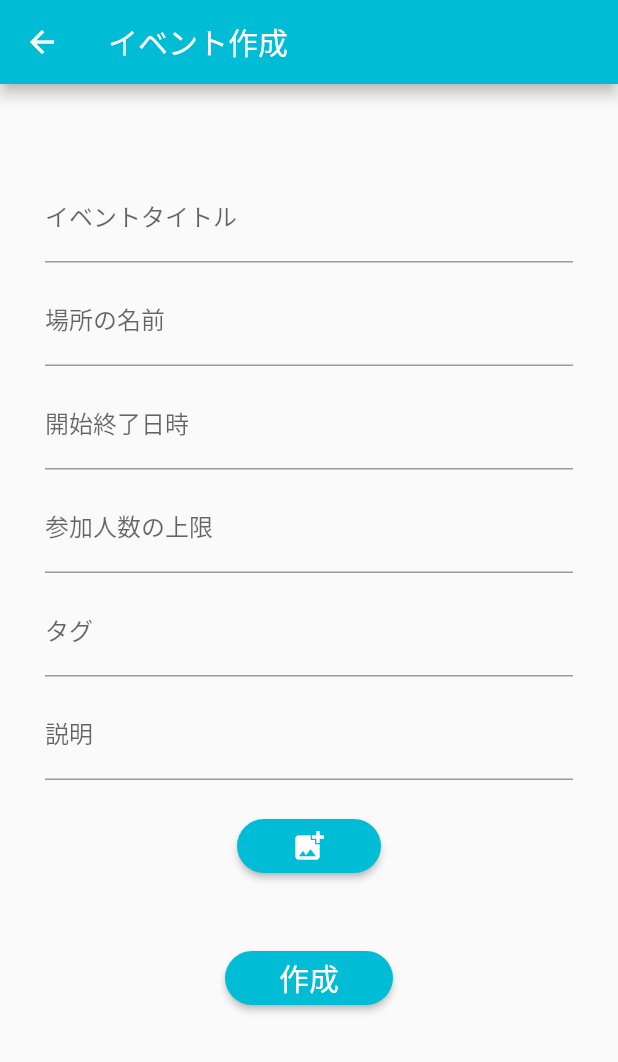
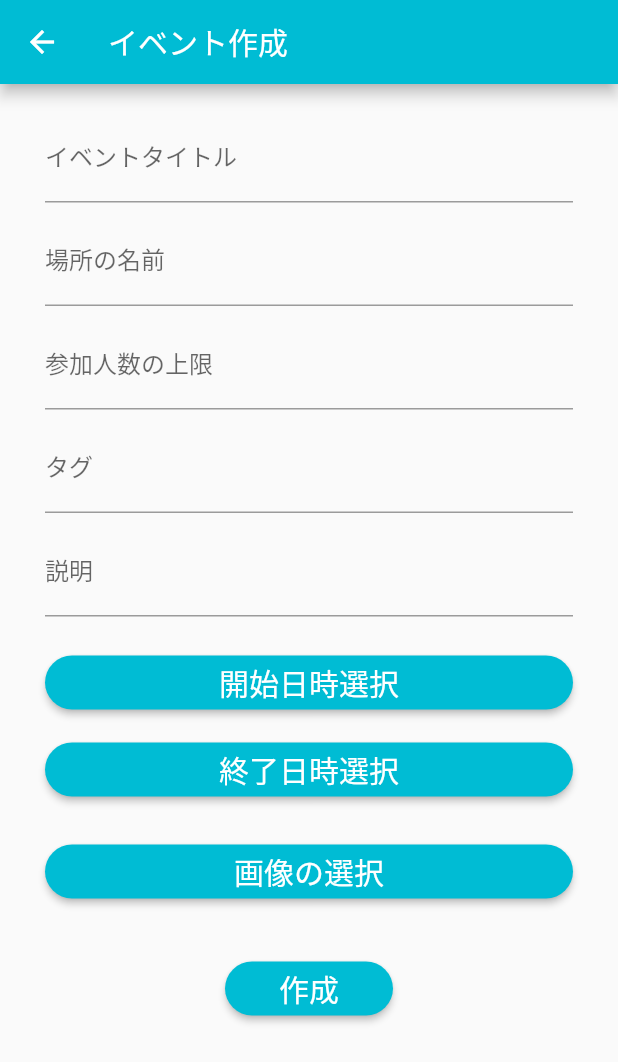
Before and after one commit to Gityosan/boost_flutter_app, a Flutter app: the EventCreateForm screen opened directly with empty values, on a phone screen of 412 x 824 dp. Shown: the top 1062 px of the screen. Run offline on Flutter 3.47's test engine with Material 2 defaults, Android fonts, the phone set to English and light mode, and no system bars; our stand-ins replace font_awesome_flutter, geolocator, google_maps_flutter, image_picker.

Commit message:
[add] イベント作成フォームのDateTimePickerを実装

```diff
--- a/lib/pages/event_create_form.dart
+++ b/lib/pages/event_create_form.dart
@@ -22,7 +22,12 @@ class _EventCreateFormState extends State<EventCreateForm> {
   final LatLng createPosition;
 
   static const Color themeColor = Colors.cyan;
+  DateTime _date = DateTime.now();
+  TimeOfDay _time = TimeOfDay.now();
   File? _image;
+
+  var startTime;
+  var endTime;
 
   @override
   Widget build(BuildContext context) {
@@ -43,12 +48,10 @@ class _EventCreateFormState extends State<EventCreateForm> {
             crossAxisAlignment: CrossAxisAlignment.center,
             mainAxisAlignment: MainAxisAlignment.spaceEvenly,
             children: [
-              Padding(padding: EdgeInsets.all(30)),
+              Padding(padding: EdgeInsets.all(10)),
               textFormField("イベントタイトル", ""),
               Padding(padding: EdgeInsets.all(5)),
               textFormField("場所の名前", ""),
-              Padding(padding: EdgeInsets.all(5)),
-              textFormFieldNumberOnly("開始終了日時", ""),
               Padding(padding: EdgeInsets.all(5)),
               textFormFieldNumberOnly("参加人数の上限", ""),
               Padding(padding: EdgeInsets.all(5)),
@@ -56,8 +59,12 @@ class _EventCreateFormState extends State<EventCreateForm> {
               Padding(padding: EdgeInsets.all(5)),
               textFormFieldMultiLine("説明", ""),
               Padding(padding: EdgeInsets.all(10)),
+              selectDateTimeButton("開始日時選択", context),
+              Padding(padding: EdgeInsets.all(5)),
+              selectDateTimeButton("終了日時選択", context),
+              Padding(padding: EdgeInsets.all(10)),
               eventImageButton(),
-              Padding(padding: EdgeInsets.all(20)),
+              Padding(padding: EdgeInsets.all(15)),
               eventCreatingButton(context)
             ]
           )
@@ -100,16 +107,99 @@ class _EventCreateFormState extends State<EventCreateForm> {
     );
   }
 
+  Widget selectDateTimeButton(String text, context) {
+    return ElevatedButton(
+      child: Container(
+        padding: EdgeInsets.only(left: 20, right: 20),
+        child: (text == "開始日時選択") ?
+          Row(
+            mainAxisAlignment: MainAxisAlignment.center,
+            children: [
+              if (startTime != null) Icon(Icons.check),
+              if (startTime != null) Padding(padding: EdgeInsets.all(5)),
+              Text(text, style: TextStyle( fontSize: 20 ))
+            ],
+          )
+          : Row(
+              mainAxisAlignment: MainAxisAlignment.center,
+              children: [
+                if (endTime != null) Icon(Icons.check),
+                if (endTime != null) Padding(padding: EdgeInsets.all(5)),
+                Text(text, style: TextStyle( fontSize: 20 ))
+              ],
+            )
+      ),
+      style: ElevatedButton.styleFrom(
+        primary: (text == "開始日時選択") ?
+          ((startTime == null) ? Colors.cyan : Colors.green) :
+          ((endTime == null) ? Colors.cyan : Colors.green),
+        onPrimary: Colors.white,
+        shape: StadiumBorder(),
+      ),
+      onPressed: () {
+        _selectDate(text, context);
+      },
+    );
+  }
+
+  Future<Null> _selectDate(String text, BuildContext context) async {
+    final DateTime? picked = await showDatePicker(
+      context: context,
+      locale: Locale("ja"),
+      initialDate: _date,
+      firstDate: DateTime(_date.year),
+      lastDate: DateTime.now().add(Duration(days: 360)),
+    );
+    if (picked != null) setState(() => {
+      _date = picked,
+      _selectTime(text, context)
+    });
+  }
+
+    Future<Null> _selectTime(String text, BuildContext context) async {
+    final TimeOfDay? picked = await showTimePicker(
+        context: context,
+        initialTime: _time,
+    );
+    if(picked != null) setState(() => {
+      _time = picked,
+      if (text == "開始日時選択") {
+        startTime = DateTime(
+          _date.year,
+          _date.month,
+          _date.day,
+          _time.hour,
+          _time.minute
+        ),
+        print(startTime)
+      } else {
+        endTime = DateTime(
+          _date.year,
+          _date.month,
+          _date.day,
+          _time.hour,
+          _time.minute
+        ),
+        print(endTime)
+      }
+    });
+  }
+
   Widget eventImageButton() {
     return ElevatedButton(
       child: Container(
         padding: EdgeInsets.only(left: 20, right: 20),
-        child: Icon(
-          (_image == null) ? Icons.add_photo_alternate : Icons.check
+        child: Row(
+          mainAxisAlignment: MainAxisAlignment.center,
+          children: [
+            if (_image != null) Icon(Icons.check),
+            if (_image != null) Padding(padding: EdgeInsets.all(5)),
+            Text("画像の選択", style: TextStyle( fontSize: 20 ))
+          ],
         ),
       ),
       style: ElevatedButton.styleFrom(
-        primary: (_image == null) ? Colors.cyan : Colors.greenAccent,
+        primary: (_image == null) ? Colors.cyan : Colors.green,
         onPrimary: Colors.white,
         shape: StadiumBorder(),
       ),
--- a/pubspec.yaml
+++ b/pubspec.yaml
@@ -22,6 +22,8 @@ environment:
 
 dependencies:
   flutter:
+    sdk: flutter
+  flutter_localizations:
     sdk: flutter
 
   # The following adds the Cupertino Icons font to your application.
```
Also changed, not shown: lib/main.dart (+9 -0 lines).
